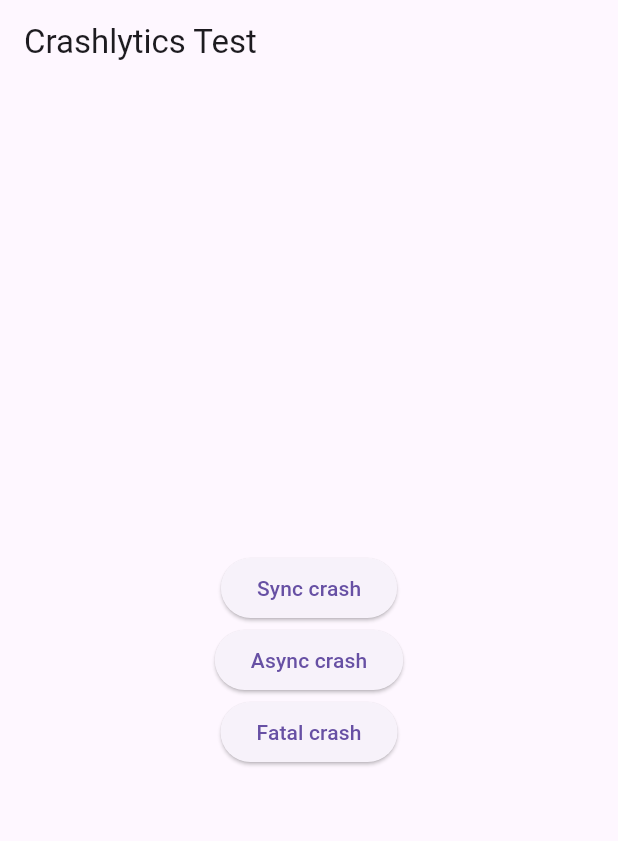
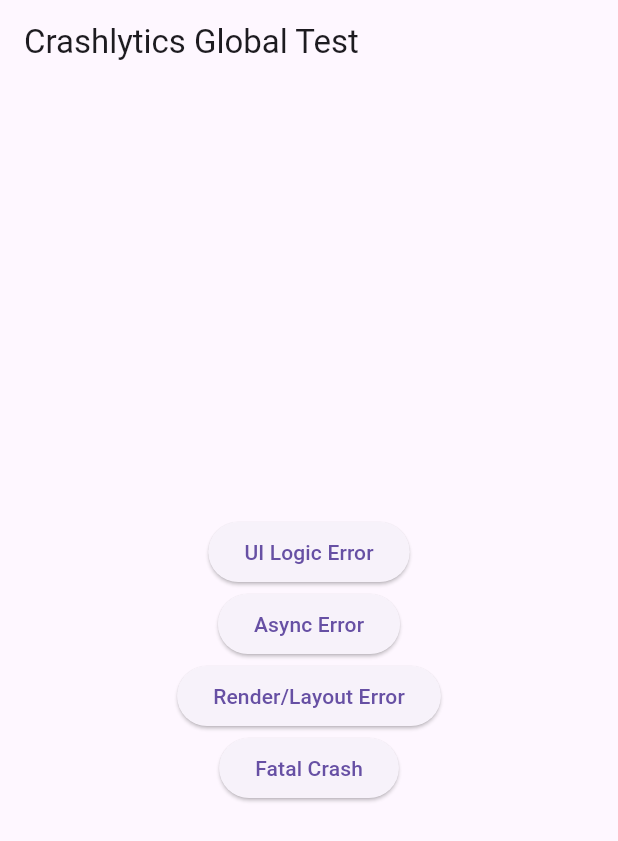
Before and after one commit to jeffersonmejia/practicas-flutter, a Flutter app: the screen it shows after launch, on a phone screen of 412 x 824 dp. Shown: the top 841 px of the screen. Run offline on Flutter 3.47's test engine with Material 3 defaults, Android fonts, the light colour scheme and no system bars; our stand-ins replace file_picker, firebase_core, firebase_crashlytics, flutter_blue_plus, flutter_image_compress, flutter_spinkit and 1 more; missing offline and left inert: google_mlkit_text_recognition, pdfx; accounts and stored records are empty.

Commit message:
feat: add news ways to bug de app

```diff
--- a/04_flutter_crashlytics_global/lib/main.dart
+++ b/04_flutter_crashlytics_global/lib/main.dart
@@ -10,13 +10,18 @@
 
   await Firebase.initializeApp();
 
-  FlutterError.onError = FirebaseCrashlytics.instance.recordFlutterFatalError;
+  // Captura errores de framework Flutter (widgets, render, layout)
+  FlutterError.onError = (FlutterErrorDetails details) {
+    FirebaseCrashlytics.instance.recordFlutterFatalError(details);
+  };
 
+  // Captura errores fuera del framework (engine, platform channels)
   PlatformDispatcher.instance.onError = (error, stack) {
     FirebaseCrashlytics.instance.recordError(error, stack, fatal: true);
     return true;
   };
 
+  // Captura errores asincrónicos globales
   runZonedGuarded(() {
     runApp(const MyApp());
   }, (error, stack) {
@@ -29,8 +34,8 @@
 
   @override
   Widget build(BuildContext context) {
-    return MaterialApp(
-      home: const CrashTestPage(),
+    return const MaterialApp(
+      home: CrashTestPage(),
     );
   }
 }
@@ -41,34 +46,50 @@
   @override
   Widget build(BuildContext context) {
     return Scaffold(
-      appBar: AppBar(title: const Text("Crashlytics Test")),
+      appBar: AppBar(title: const Text("Crashlytics Global Test")),
       body: Center(
         child: Column(
           mainAxisAlignment: MainAxisAlignment.center,
           children: [
 
+            // Error de lógica en UI
             ElevatedButton(
               onPressed: () {
-                throw Exception("Synchronous crash");
+                throw Exception("UI logic error");
               },
-              child: const Text("Sync crash"),
+              child: const Text("UI Logic Error"),
             ),
 
+            // Error asincrónico
             ElevatedButton(
-              onPressed: () async {
+              onPressed: () {
                 Future.delayed(
                   const Duration(seconds: 1),
-                  () => throw Exception("Async crash"),
+                  () => throw Exception("Async Error"),
                 );
               },
-              child: const Text("Async crash"),
+              child: const Text("Async Error"),
             ),
 
+            // Error de render/layout
+            ElevatedButton(
+              onPressed: () {
+                Navigator.push(
+                  context,
+                  MaterialPageRoute(
+                    builder: (_) => const BrokenLayoutPage(),
+                  ),
+                );
+              },
+              child: const Text("Render/Layout Error"),
+            ),
+
+            // Crash fatal directo
             ElevatedButton(
               onPressed: () {
                 FirebaseCrashlytics.instance.crash();
               },
-              child: const Text("Fatal crash"),
+              child: const Text("Fatal Crash"),
             ),
           ],
         ),
@@ -76,3 +97,31 @@
     );
   }
 }
+
+class BrokenLayoutPage extends StatelessWidget {
+  const BrokenLayoutPage({super.key});
+
+  @override
+  Widget build(BuildContext context) {
+    return Scaffold(
+      appBar: AppBar(title: const Text("Broken Layout")),
+      body: Row(
+        children: const [
+          Expanded(
+            child: Text(
+              "This text will overflow and cause a render/layout error "
+              "because it is extremely long and constrained.",
+            ),
+          ),
+          SizedBox(width: 10),
+          Expanded(
+            child: Text(
+              "Another long text that will break layout constraints "
+              "inside a Row with limited width.",
+            ),
+          ),
+        ],
+      ),
+    );
+  }
+}
```
